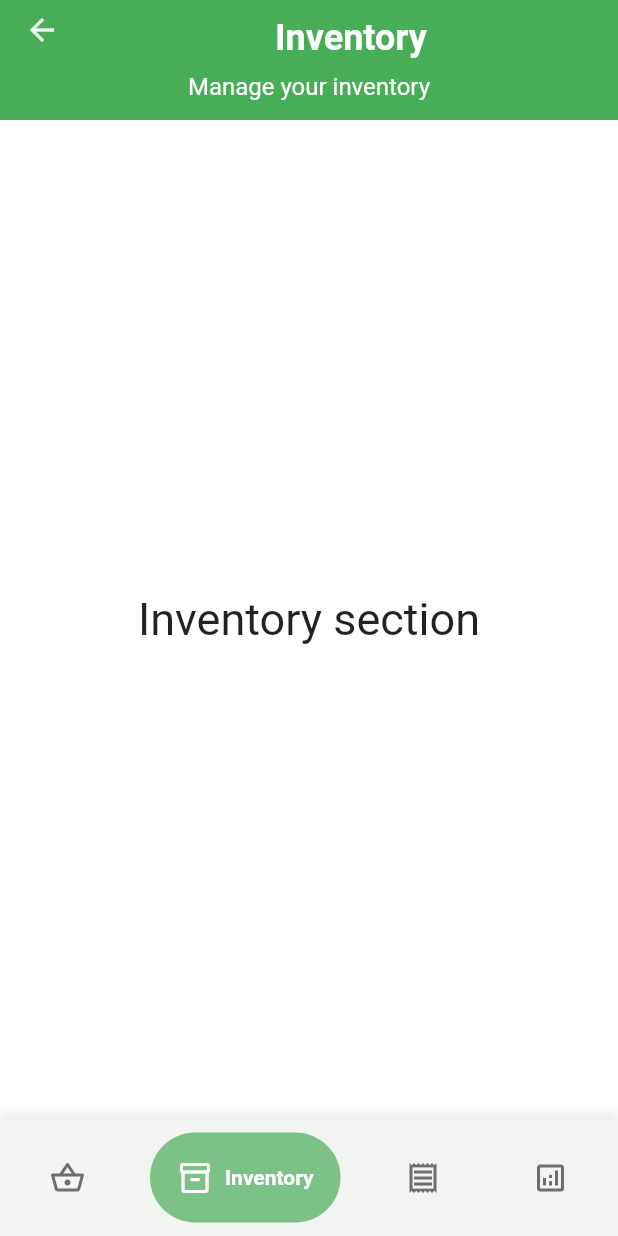
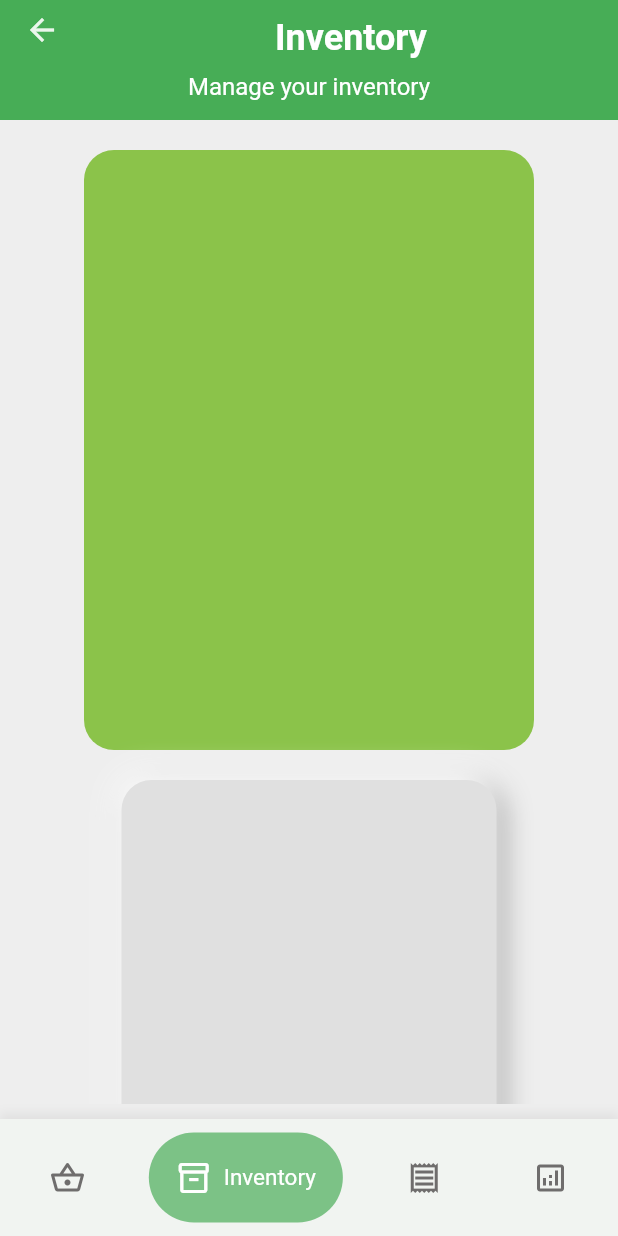
Before and after one commit to mechanixox/Plantdemic, a Flutter app: the HomePage screen opened by its route, item 2 of the bottom bar chosen, on a phone screen of 412 x 824 dp. Run offline on Flutter 3.47's test engine with Material 2 defaults, Android fonts, the light colour scheme and no system bars; drawn by our look-alikes of google_nav_bar; our stand-ins replace lottie; network calls fail; Roboto replaces fonts that are missing (Arial).

Commit message:
changes on font size and experimented on containers

```diff
--- a/plantdemic_gui/lib/home_page.dart
+++ b/plantdemic_gui/lib/home_page.dart
@@ -1,9 +1,9 @@
 import 'package:flutter/material.dart';
-import 'package:flutter_dev/tabs/delivery.dart';
-import 'package:flutter_dev/tabs/inventory.dart';
-import 'package:flutter_dev/tabs/receipt.dart';
-import 'package:flutter_dev/tabs/records.dart';
-//import 'package:flutter_dev/const.dart';
+import 'package:plantdemic/tabs/delivery.dart';
+import 'package:plantdemic/tabs/inventory.dart';
+import 'package:plantdemic/tabs/receipt.dart';
+import 'package:plantdemic/tabs/records.dart';
+
 import 'package:google_nav_bar/google_nav_bar.dart';
 
 class HomePage extends StatefulWidget {
@@ -46,16 +46,10 @@ class _HomePageState extends State<HomePage> {
   @override
   Widget build(BuildContext context) {
     return Scaffold(
-      body: Container(
-        decoration: BoxDecoration(
-          borderRadius: BorderRadius.only(
-              topLeft: Radius.circular(20), topRight: Radius.circular(20)),
-          color: Color.fromARGB(255, 255, 255, 255),
-        ),
-        child: CustomScrollView(
+      body: CustomScrollView(
         slivers: [
           SliverAppBar(
-              backgroundColor: Color.fromRGBO(54, 145, 236, 1),
+            backgroundColor: Color.fromRGBO(3, 89, 86, 1),
             expandedHeight: 80,
             pinned: true,
             floating: true,
@@ -65,7 +59,6 @@ class _HomePageState extends State<HomePage> {
                 color: Color.fromRGBO(71, 173, 86, 1),
               ),
             ),
-              //titleSpacing: 0,
             title: Container(
               padding: EdgeInsets.only(top: 30.0, bottom: 20.0),
               alignment: Alignment.center,
@@ -73,6 +66,7 @@ class _HomePageState extends State<HomePage> {
                 appBarTitles[selectedIndex],
                 style: TextStyle(
                   fontWeight: FontWeight.bold,
+                  fontFamily: 'Arial',
                   fontSize: 24,
                   color: Colors.white,
                 ),
@@ -88,6 +82,7 @@ class _HomePageState extends State<HomePage> {
                   child: Text(
                     appBarLabels[selectedIndex],
                     style: TextStyle(
+                      fontFamily: 'Arial',
                       fontSize: 16,
                       color: Colors.white,
                     ),
@@ -99,30 +94,7 @@ class _HomePageState extends State<HomePage> {
           SliverFillRemaining(
             child: tabs[selectedIndex],
           ),
-            SliverToBoxAdapter(
-                child: Padding(
-              padding: const EdgeInsets.all(20),
-              child: ClipRRect(
-                borderRadius: BorderRadius.circular(20),
-                child: Container(
-                  height: 400,
-                  color: Colors.deepPurple,
-                ),
-              ),
-            )),
-            SliverToBoxAdapter(
-                child: Padding(
-              padding: const EdgeInsets.all(20),
-              child: ClipRRect(
-                borderRadius: BorderRadius.circular(20),
-                child: Container(
-                  height: 400,
-                  color: Color.fromARGB(255, 146, 116, 198),
-                ),
-              ),
-            )),
         ],
-        ),
       ),
       bottomNavigationBar: Container(
         decoration: BoxDecoration(
@@ -154,21 +126,41 @@ class _HomePageState extends State<HomePage> {
                 icon: Icons.shopping_basket_outlined,
                 iconColor: Color.fromARGB(255, 111, 109, 109),
                 text: 'Delivery',
+                textStyle: TextStyle(
+                    fontFamily: 'Arial',
+                    //fontWeight: FontWeight.bold,
+                    color: Colors.white,
+                    fontSize: 15),
               ),
               GButton(
                 icon: Icons.inventory_2_outlined,
                 iconColor: Color.fromARGB(255, 111, 109, 109),
                 text: 'Inventory',
+                textStyle: TextStyle(
+                    fontFamily: 'Arial',
+                    //fontWeight: FontWeight.bold,
+                    color: Colors.white,
+                    fontSize: 15),
               ),
               GButton(
                 icon: Icons.receipt_outlined,
                 iconColor: Color.fromARGB(255, 111, 109, 109),
                 text: 'Receipt',
+                textStyle: TextStyle(
+                    fontFamily: 'Arial',
+                    //fontWeight: FontWeight.bold,
+                    color: Colors.white,
+                    fontSize: 15),
               ),
               GButton(
                 icon: Icons.analytics_outlined,
                 iconColor: Color.fromARGB(255, 111, 109, 109),
                 text: 'Records',
+                textStyle: TextStyle(
+                    fontFamily: 'Arial',
+                    //fontWeight: FontWeight.bold,
+                    color: Colors.white,
+                    fontSize: 15),
               ),
             ],
           ),
--- a/plantdemic_gui/lib/tabs/inventory.dart
+++ b/plantdemic_gui/lib/tabs/inventory.dart
@@ -5,10 +5,75 @@ class UserInventory extends StatelessWidget {
 
   @override
   Widget build(BuildContext context) {
-    return Center(
-        child: Text(
-      'Inventory section',
-      style: TextStyle(fontSize: 30),
-    ));
+    return Scaffold(
+        backgroundColor: Colors.grey[200],
+        body: SizedBox(
+          child: Center(
+            child: Padding(
+              padding: EdgeInsets.only(top: 20.0, bottom: 10.0),
+              child: SingleChildScrollView(
+                child: Column(
+                  mainAxisAlignment: MainAxisAlignment.spaceEvenly,
+                  children: [
+                    Container(
+                      height: 400,
+                      width: 300,
+                      decoration: BoxDecoration(
+                        borderRadius: BorderRadius.circular(20),
+                        color: Colors.lightGreen,
+                      ),
+                    ),
+                    SizedBox(height: 20),
+                    Container(
+                      height: 250,
+                      width: 250,
+                      decoration: BoxDecoration(
+                        color: Colors.grey[300],
+                        borderRadius: BorderRadius.circular(20),
+                        boxShadow: [
+                          BoxShadow(
+                            color: Colors.grey.shade500,
+                            offset: Offset(4.0, 4.0),
+                            blurRadius: 15,
+                            spreadRadius: 1,
+                          ),
+                          BoxShadow(
+                            color: Color.fromARGB(255, 255, 255, 255),
+                            offset: Offset(-4.0, -4.0),
+                            blurRadius: 15,
+                            spreadRadius: 1,
+                          ),
+                        ],
+                      ),
+                    ),
+                    SizedBox(height: 20),
+                    Container(
+                      height: 250,
+                      width: 250,
+                      decoration: BoxDecoration(
+                        color: Colors.grey[300],
+                        borderRadius: BorderRadius.circular(20),
+                        boxShadow: [
+                          BoxShadow(
+                            color: Colors.grey.shade500,
+                            offset: Offset(4.0, 4.0),
+                            blurRadius: 15,
+                            spreadRadius: 1,
+                          ),
+                          BoxShadow(
+                            color: Color.fromARGB(255, 255, 255, 255),
+                            offset: Offset(-4.0, -4.0),
+                            blurRadius: 15,
+                            spreadRadius: 1,
+                          ),
+                        ],
+                      ),
+                    ),
+                  ],
+                ),
+              ),
+            ),
+          ),
+        ));
   }
 }
--- a/plantdemic_gui/pubspec.yaml
+++ b/plantdemic_gui/pubspec.yaml
@@ -1,4 +1,4 @@
-name: flutter_dev
+name: plantdemic
 description: A new Flutter project.
 # The following line prevents the package from being accidentally published to
 # pub.dev using `flutter pub publish`. This is preferred for private packages.
@@ -60,8 +60,6 @@ flutter:
   uses-material-design: true
 
   # To add assets to your application, add an assets section, like this:
-  assets:
-    - lib/images/
   #   - images/a_dot_ham.jpeg
 
   # An image asset can refer to one or more resolution-specific "variants", see
```
Also changed, not shown: plantdemic_gui/lib/splash.dart (+4 -4 lines), plantdemic_gui/lib/tabs/delivery.dart (+55 -5 lines), plantdemic_gui/lib/tabs/receipt.dart (+5 -4 lines), 19 other files. Lines whose indentation alone changed are shown as unchanged.
